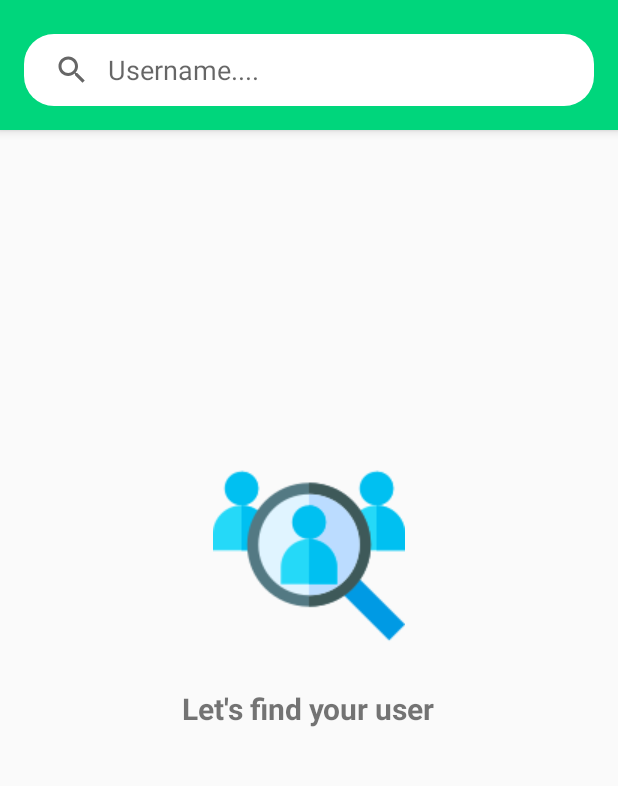
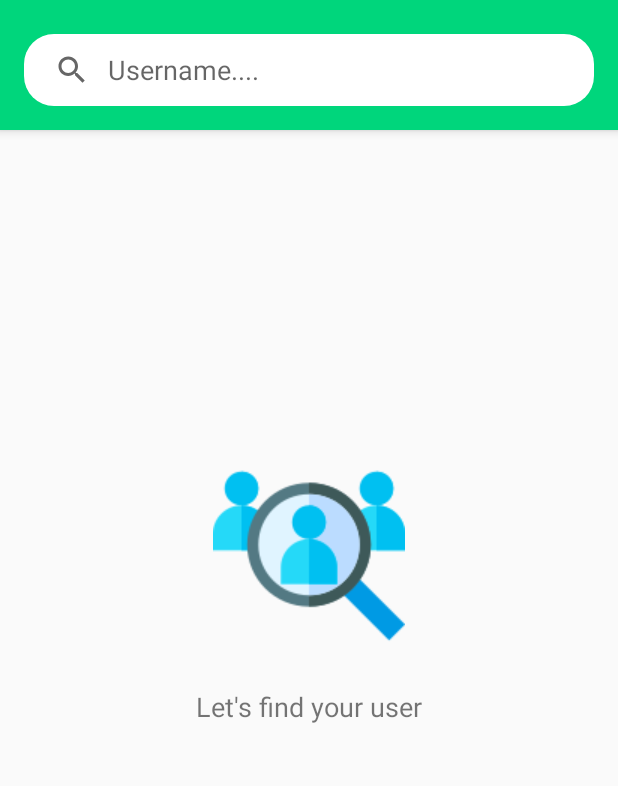
Before and after one commit to ahmadsufyan455/github-user-search, an Android app: the screen it shows after launch (MainActivity), on a phone screen of 412 x 824 dp, the part 62-848 px from its top. Run offline under Robolectric (Android 15) with nearby library versions, the phone set to English and light mode, and no system bars; our stand-ins replace Picasso; pictures from the network do not load.

Commit message:
Update Layout

```diff
--- a/app/src/main/res/layout/activity_favorite.xml
+++ b/app/src/main/res/layout/activity_favorite.xml
@@ -83,8 +83,7 @@
             android:layout_height="wrap_content"
             android:layout_marginTop="24dp"
             android:text="@string/empty_favorite"
-            android:textSize="20sp"
-            android:textStyle="bold" />
+            android:textSize="18sp" />
 
     </LinearLayout>
 
--- a/app/src/main/res/layout/activity_main.xml
+++ b/app/src/main/res/layout/activity_main.xml
@@ -93,8 +93,7 @@
         android:layout_centerHorizontal="true"
         android:layout_marginTop="24dp"
         android:text="@string/text_search"
-        android:textSize="20sp"
-        android:textStyle="bold" />
+        android:textSize="18sp" />
 
     <androidx.recyclerview.widget.RecyclerView
         android:id="@+id/rv_user"
@@ -126,8 +125,7 @@
             android:layout_height="wrap_content"
             android:layout_marginTop="24dp"
             android:text="@string/no_result_found"
-            android:textSize="20sp"
-            android:textStyle="bold" />
+            android:textSize="18sp" />
 
     </LinearLayout>
 
@@ -153,8 +151,7 @@
             android:layout_height="wrap_content"
             android:layout_marginTop="24dp"
             android:text="@string/offline"
-            android:textSize="20sp"
-            android:textStyle="bold" />
+            android:textSize="18sp" />
 
     </LinearLayout>
 
--- a/app/src/main/res/layout/fragment_follower.xml
+++ b/app/src/main/res/layout/fragment_follower.xml
@@ -33,7 +33,7 @@
             android:layout_height="wrap_content"
             android:gravity="center"
             android:text="@string/no_follower"
-            android:textSize="20sp" />
+            android:textSize="18sp" />
 
     </LinearLayout>
 
--- a/app/src/main/res/layout/fragment_following.xml
+++ b/app/src/main/res/layout/fragment_following.xml
@@ -33,7 +33,7 @@
             android:layout_height="wrap_content"
             android:gravity="center"
             android:text="@string/no_following"
-            android:textSize="20sp" />
+            android:textSize="18sp" />
 
     </LinearLayout>
 
```
